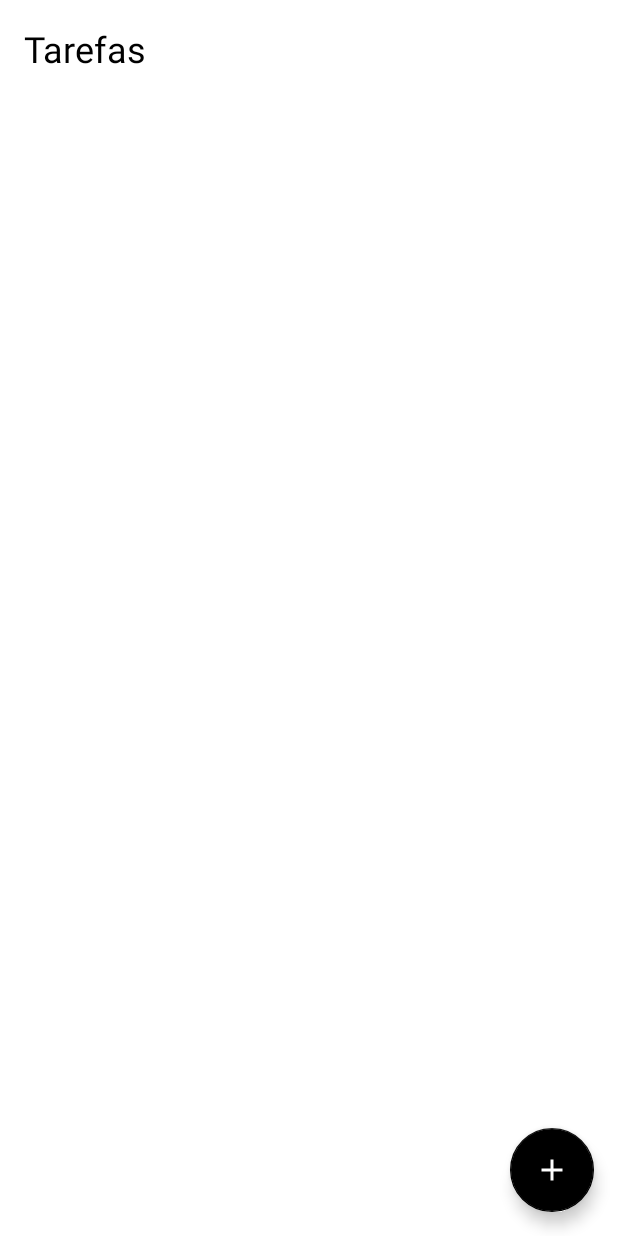
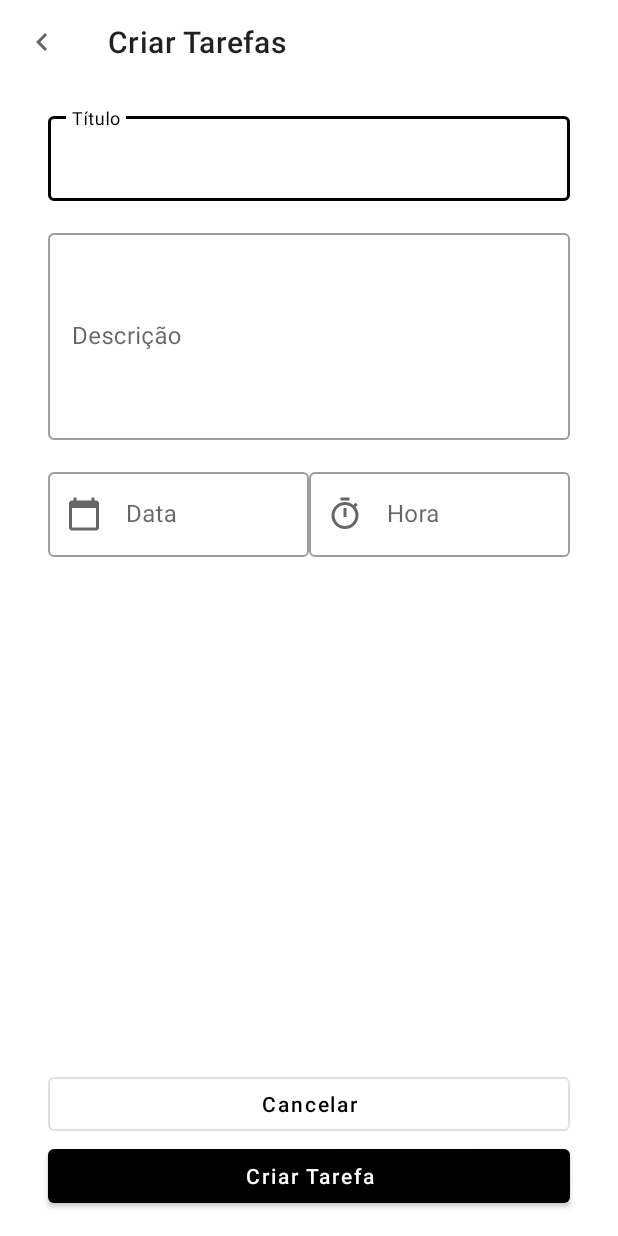
Before and after one commit to eRodriguesSantana/app-lembrete-de-tarefas, an Android app: the screen it shows after launch (MainActivity), on a phone screen of 412 x 824 dp. Run offline under Robolectric (Android 15) with nearby library versions, the phone set to English and light mode, and no system bars.

Commit message:
Criação da tela 'Criar Tarefas'

```diff
--- a/app/src/main/java/br/com/eduardorodrigues/todolist/MainActivity.kt
+++ b/app/src/main/java/br/com/eduardorodrigues/todolist/MainActivity.kt
@@ -6,6 +6,7 @@ import android.os.Bundle
 class MainActivity : AppCompatActivity() {
     override fun onCreate(savedInstanceState: Bundle?) {
         super.onCreate(savedInstanceState)
-        setContentView(R.layout.activity_main)
+        //setContentView(R.layout.activity_main)
+        setContentView(R.layout.activity_add_task)
     }
 }
--- /dev/null
+++ b/app/src/main/res/drawable/ic_calendar.xml
@@ -0,0 +1,10 @@
+<vector xmlns:android="http://schemas.android.com/apk/res/android"
+    android:width="24dp"
+    android:height="24dp"
+    android:viewportWidth="24"
+    android:viewportHeight="24"
+    android:tint="?attr/colorControlNormal">
+  <path
+      android:fillColor="@android:color/white"
+      android:pathData="M20,3h-1L19,1h-2v2L7,3L7,1L5,1v2L4,3c-1.1,0 -2,0.9 -2,2v16c0,1.1 0.9,2 2,2h16c1.1,0 2,-0.9 2,-2L22,5c0,-1.1 -0.9,-2 -2,-2zM20,21L4,21L4,8h16v13z"/>
+</vector>
--- /dev/null
+++ b/app/src/main/res/drawable/ic_navigate.xml
@@ -0,0 +1,10 @@
+<vector xmlns:android="http://schemas.android.com/apk/res/android"
+    android:width="24dp"
+    android:height="24dp"
+    android:viewportWidth="24"
+    android:viewportHeight="24"
+    android:tint="?attr/colorControlNormal">
+  <path
+      android:fillColor="@android:color/white"
+      android:pathData="M15.41,7.41L14,6l-6,6 6,6 1.41,-1.41L10.83,12z"/>
+</vector>
--- /dev/null
+++ b/app/src/main/res/drawable/ic_timer.xml
@@ -0,0 +1,10 @@
+<vector xmlns:android="http://schemas.android.com/apk/res/android"
+    android:width="24dp"
+    android:height="24dp"
+    android:viewportWidth="24"
+    android:viewportHeight="24"
+    android:tint="?attr/colorControlNormal">
+  <path
+      android:fillColor="@android:color/white"
+      android:pathData="M15,1L9,1v2h6L15,1zM11,14h2L13,8h-2v6zM19.03,7.39l1.42,-1.42c-0.43,-0.51 -0.9,-0.99 -1.41,-1.41l-1.42,1.42C16.07,4.74 14.12,4 12,4c-4.97,0 -9,4.03 -9,9s4.02,9 9,9 9,-4.03 9,-9c0,-2.12 -0.74,-4.07 -1.97,-5.61zM12,20c-3.87,0 -7,-3.13 -7,-7s3.13,-7 7,-7 7,3.13 7,7 -3.13,7 -7,7z"/>
+</vector>
--- /dev/null
+++ b/app/src/main/res/layout/activity_add_task.xml
@@ -0,0 +1,125 @@
+<?xml version="1.0" encoding="utf-8"?>
+<androidx.constraintlayout.widget.ConstraintLayout xmlns:android="http://schemas.android.com/apk/res/android"
+    xmlns:tools="http://schemas.android.com/tools"
+    android:layout_width="match_parent"
+    android:layout_height="match_parent"
+    xmlns:app="http://schemas.android.com/apk/res-auto">
+
+    <com.google.android.material.appbar.MaterialToolbar
+        android:id="@+id/toolbar"
+        app:layout_constraintTop_toTopOf="parent"
+        android:layout_width="match_parent"
+        android:layout_height="wrap_content"
+        app:title="Criar Tarefas"
+        app:navigationIcon="@drawable/ic_navigate"/>
+
+    <androidx.constraintlayout.widget.Guideline
+        android:id="@+id/guide_start"
+        android:orientation="vertical"
+        app:layout_constraintGuide_begin="32dp"
+        android:layout_width="wrap_content"
+        android:layout_height="wrap_content"/>
+
+    <androidx.constraintlayout.widget.Guideline
+        android:id="@+id/guide_end"
+        android:layout_width="wrap_content"
+        android:layout_height="wrap_content"
+        android:orientation="vertical"
+        app:layout_constraintGuide_end="32dp"/>
+
+    <com.google.android.material.textfield.TextInputLayout
+        android:id="@+id/til_title"
+        style="@style/Widget.MaterialComponents.TextInputLayout.OutlinedBox"
+        android:layout_width="0dp"
+        android:layout_height="wrap_content"
+        android:layout_marginTop="16dp"
+        android:hint="@string/titulo"
+        app:layout_constraintEnd_toEndOf="@+id/guide_end"
+        app:layout_constraintStart_toStartOf="@+id/guide_start"
+        app:layout_constraintTop_toBottomOf="@+id/toolbar">
+
+        <com.google.android.material.textfield.TextInputEditText
+            android:layout_width="match_parent"
+            android:layout_height="wrap_content"
+            android:inputType="text" />
+
+    </com.google.android.material.textfield.TextInputLayout>
+
+    <com.google.android.material.textfield.TextInputLayout
+        android:id="@+id/til_description"
+        style="@style/Widget.MaterialComponents.TextInputLayout.OutlinedBox"
+        android:layout_width="0dp"
+        android:layout_height="wrap_content"
+        android:layout_marginTop="16dp"
+        android:hint="@string/descricao"
+        app:layout_constraintEnd_toEndOf="@+id/guide_end"
+        app:layout_constraintStart_toStartOf="@+id/guide_start"
+        app:layout_constraintTop_toBottomOf="@+id/til_title">
+
+        <com.google.android.material.textfield.TextInputEditText
+            android:layout_width="match_parent"
+            android:layout_height="138dp"
+            android:inputType="textMultiLine" />
+
+    </com.google.android.material.textfield.TextInputLayout>
+
+    <com.google.android.material.textfield.TextInputLayout
+        android:id="@+id/til_date"
+        android:layout_width="0dp"
+        android:layout_height="wrap_content"
+        android:layout_marginTop="16dp"
+        android:hint="@string/data"
+        app:startIconDrawable="@drawable/ic_calendar"
+        app:layout_constraintTop_toBottomOf="@id/til_description"
+        app:layout_constraintStart_toStartOf="@id/guide_start"
+        app:layout_constraintEnd_toStartOf="@id/til_hour"
+        style="@style/Widget.MaterialComponents.TextInputLayout.OutlinedBox">
+
+        <com.google.android.material.textfield.TextInputEditText
+            android:layout_width="match_parent"
+            android:layout_height="wrap_content"
+            android:inputType="none"
+            android:focusable="false"/>
+    </com.google.android.material.textfield.TextInputLayout>
+
+    <com.google.android.material.textfield.TextInputLayout
+        android:id="@+id/til_hour"
+        android:layout_width="0dp"
+        android:layout_height="wrap_content"
+        android:hint="@string/hora"
+        app:startIconDrawable="@drawable/ic_timer"
+        style="@style/Widget.MaterialComponents.TextInputLayout.OutlinedBox"
+        app:layout_constraintTop_toTopOf="@+id/til_date"
+        app:layout_constraintEnd_toEndOf="@id/guide_end"
+        app:layout_constraintStart_toEndOf="@id/til_date">
+
+        <com.google.android.material.textfield.TextInputEditText
+            android:layout_width="match_parent"
+            android:layout_height="wrap_content"
+            android:focusable="false"
+            android:inputType="none" />
+    </com.google.android.material.textfield.TextInputLayout>
+
+    <com.google.android.material.button.MaterialButton
+        android:layout_width="0dp"
+        android:layout_height="wrap_content"
+        app:layout_constraintBottom_toTopOf="@id/btn_new_task"
+        app:layout_constraintEnd_toEndOf="@id/guide_end"
+        app:layout_constraintStart_toStartOf="@id/guide_start"
+        style="@style/Widget.MaterialComponents.Button.OutlinedButton"
+        android:text="@string/cancelar"
+        android:textAllCaps="false"/>
+
+    <com.google.android.material.button.MaterialButton
+        android:id="@+id/btn_new_task"
+        android:layout_width="0dp"
+        android:layout_height="wrap_content"
+        style="@style/Widget.MaterialComponents.Button"
+        android:layout_marginBottom="16dp"
+        android:text="@string/criar_tarefa"
+        android:textAllCaps="false"
+        app:layout_constraintBottom_toBottomOf="parent"
+        app:layout_constraintEnd_toEndOf="@id/guide_end"
+        app:layout_constraintStart_toStartOf="@id/guide_start"/>
+
+</androidx.constraintlayout.widget.ConstraintLayout>
--- a/app/src/main/res/values/strings.xml
+++ b/app/src/main/res/values/strings.xml
@@ -1,3 +1,9 @@
 <resources>
     <string name="app_name">Lembretes e Tarefas</string>
+    <string name="titulo">Título</string>
+    <string name="descricao">Descrição</string>
+    <string name="data">Data</string>
+    <string name="hora">Hora</string>
+    <string name="criar_tarefa">Criar Tarefa</string>
+    <string name="cancelar">Cancelar</string>
 </resources>
--- a/app/src/main/res/values/themes.xml
+++ b/app/src/main/res/values/themes.xml
@@ -1,7 +1,7 @@
 <resources xmlns:tools="http://schemas.android.com/tools">
     <!-- Base application theme. -->
     <style name="Theme.ToDoList" parent="Theme.MaterialComponents.Light.NoActionBar">
-       <item name="colorPrimary">@color/white</item>
+       <item name="colorPrimary">@color/black</item>
         <item name="colorPrimaryDark">@color/black</item>
 
         <item name="colorSecondary">@color/black</item>
--- a/build.gradle
+++ b/build.gradle
@@ -5,7 +5,7 @@ buildscript {
         mavenCentral()
     }
     dependencies {
-        classpath "com.android.tools.build:gradle:7.0.1"
+        classpath 'com.android.tools.build:gradle:7.0.2'
         classpath "org.jetbrains.kotlin:kotlin-gradle-plugin:1.5.21"
 
         // NOTE: Do not place your application dependencies here; they belong
```
